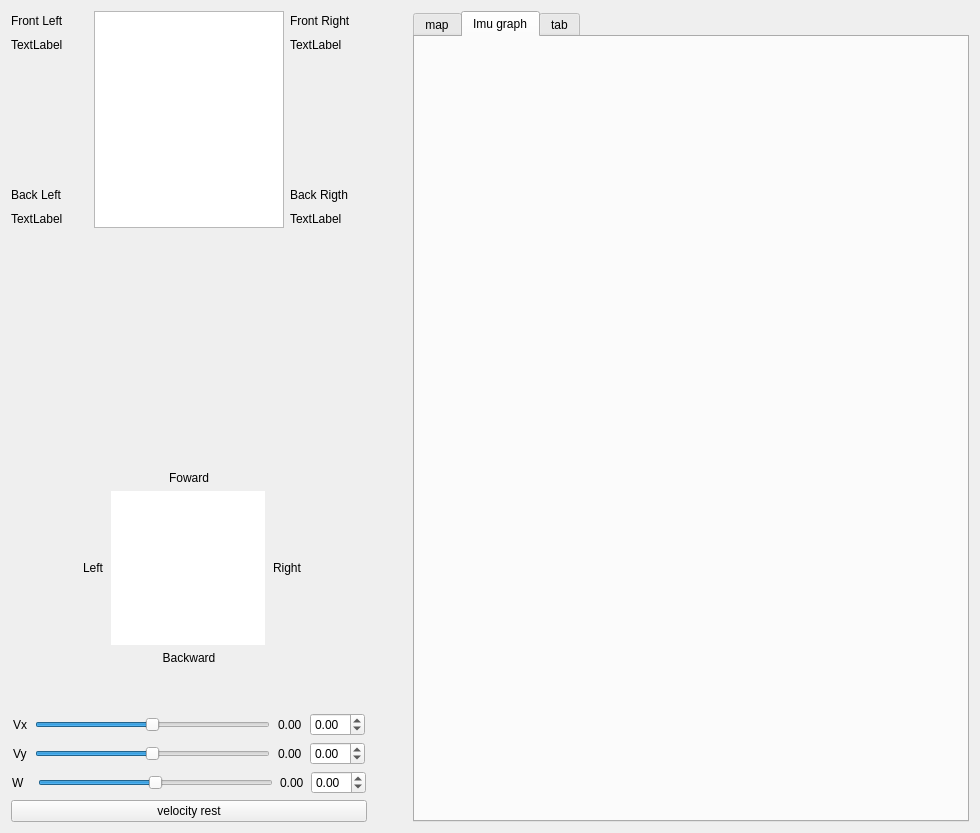
cananella/Ros2-whit-PyQt6-Ui, file mainbot_control_ui/mainbot_control_ui/submodule/controlui.ui: the form before one commit.
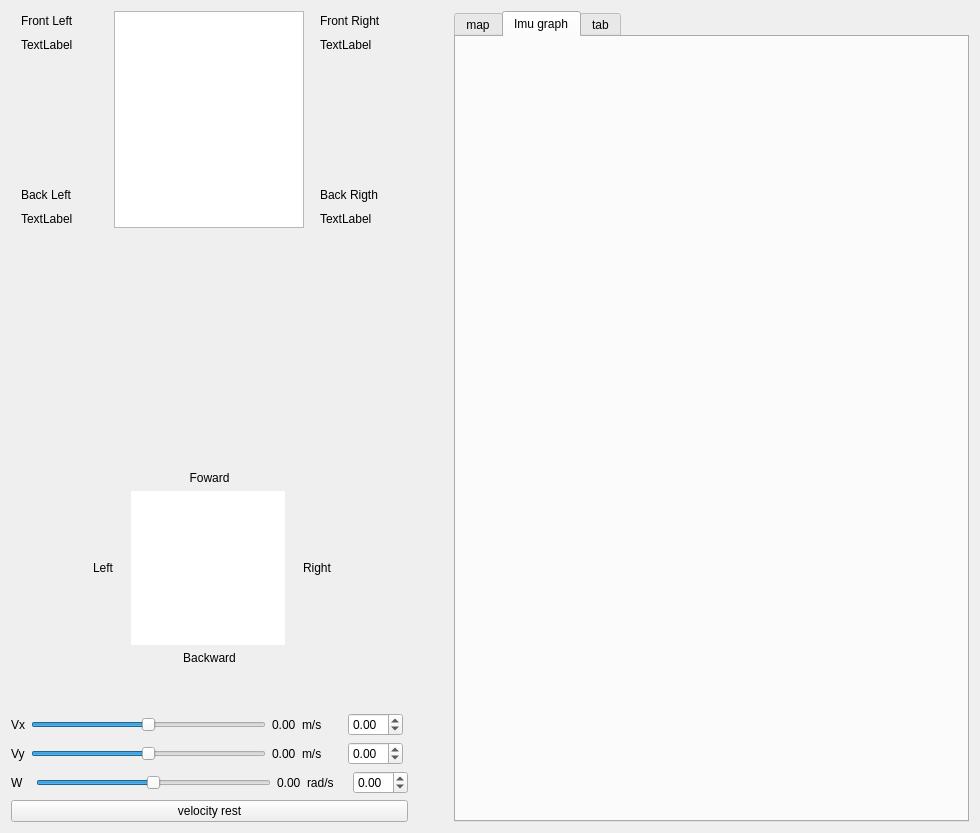
The form after the commit. The open tabs and pages were chosen to show the change.

Diff of the .ui file:
```diff
--- a/mainbot_control_ui/mainbot_control_ui/submodule/controlui.ui
+++ b/mainbot_control_ui/mainbot_control_ui/submodule/controlui.ui
@@ -419,6 +419,31 @@
              </property>
             </widget>
            </item>
+           <item>
+            <widget class="QLabel" name="label_9">
+             <property name="sizePolicy">
+              <sizepolicy hsizetype="Minimum" vsizetype="Preferred">
+               <horstretch>0</horstretch>
+               <verstretch>0</verstretch>
+              </sizepolicy>
+             </property>
+             <property name="minimumSize">
+              <size>
+               <width>40</width>
+               <height>0</height>
+              </size>
+             </property>
+             <property name="maximumSize">
+              <size>
+               <width>40</width>
+               <height>16777215</height>
+              </size>
+             </property>
+             <property name="text">
+              <string>m/s</string>
+             </property>
+            </widget>
+           </item>
            <item>
             <widget class="QDoubleSpinBox" name="Vx_doubleSpinBox">
              <property name="sizePolicy">
@@ -496,6 +521,25 @@
              </property>
             </widget>
            </item>
+           <item>
+            <widget class="QLabel" name="label_10">
+             <property name="minimumSize">
+              <size>
+               <width>40</width>
+               <height>0</height>
+              </size>
+             </property>
+             <property name="maximumSize">
+              <size>
+               <width>40</width>
+               <height>16777215</height>
+              </size>
+             </property>
+             <property name="text">
+              <string>m/s</string>
+             </property>
+            </widget>
+           </item>
            <item>
             <widget class="QDoubleSpinBox" name="Vy_doubleSpinBox">
              <property name="sizePolicy">
@@ -579,6 +623,25 @@
              </property>
             </widget>
            </item>
+           <item>
+            <widget class="QLabel" name="label_11">
+             <property name="minimumSize">
+              <size>
+               <width>40</width>
+               <height>0</height>
+              </size>
+             </property>
+             <property name="maximumSize">
+              <size>
+               <width>40</width>
+               <height>16777215</height>
+              </size>
+             </property>
+             <property name="text">
+              <string>rad/s</string>
+             </property>
+            </widget>
+           </item>
            <item>
             <widget class="QDoubleSpinBox" name="W_doubleSpinBox">
              <property name="sizePolicy">
@@ -673,7 +736,7 @@
         </attribute>
         <layout class="QGridLayout" name="gridLayout_5">
          <item row="0" column="0">
-          <widget class="QWidget" name="imu_graph_widget" native="true"/>
+          <layout class="QVBoxLayout" name="Imu_layout"/>
          </item>
         </layout>
        </widget>
```
